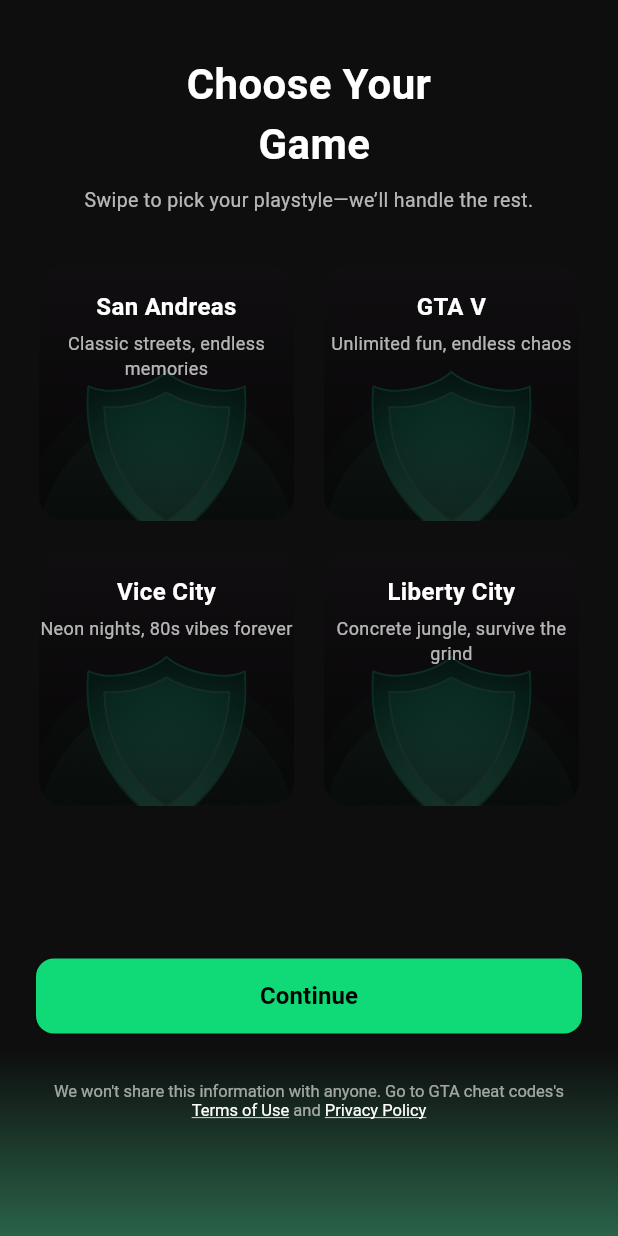
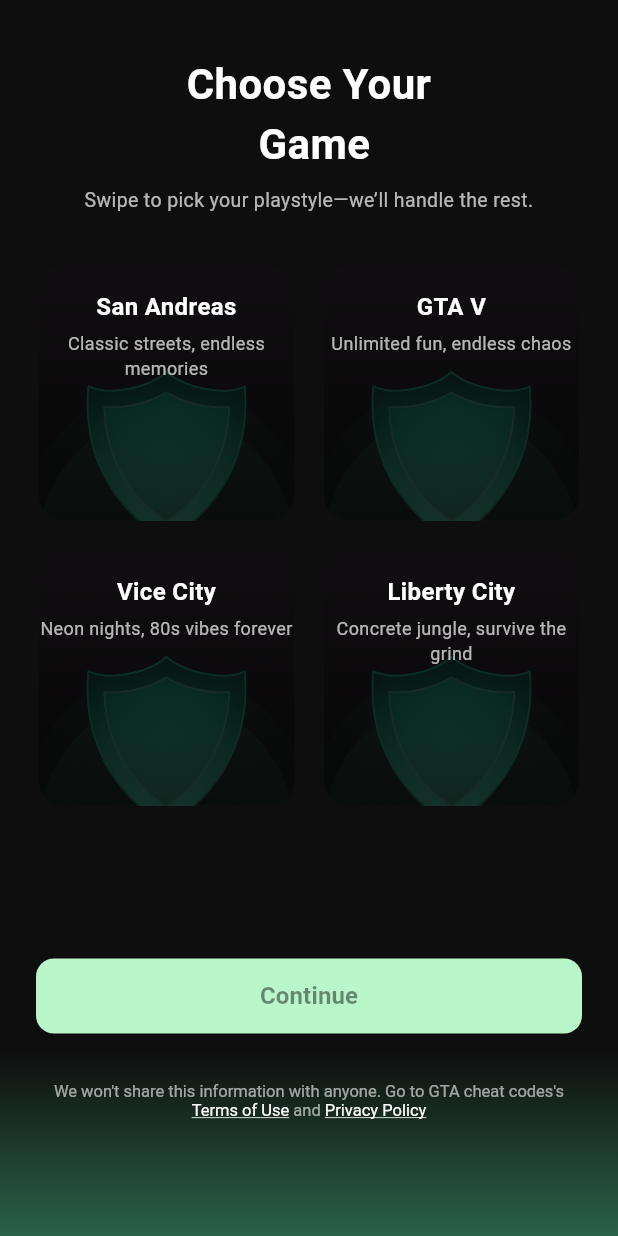
Before and after one commit to arleven/gta-all-in-one-cheats, a Flutter app: the ChooseAdventureScreen screen opened directly, on a phone screen of 412 x 824 dp. Run offline on Flutter 3.47's test engine with Material 3 defaults, Android fonts, the phone set to English and light mode, and no system bars; our stand-ins replace connectivity_plus, firebase_analytics, firebase_core, firebase_crashlytics, flutter_native_timezone, flutter_tts and 6 more; missing offline and left inert: amplitude_flutter, appsflyer_sdk, country_codes, flutter_email_sender, flutter_jailbreak_detection, plist_parser and 2 more; accounts and stored records are empty; network calls fail; statements that could not run were skipped.

Commit message:
disable buttons if user selects nothing in all onboarding screens

```diff
--- a/lib/Presentation/Onboardings/adventure_screen.dart
+++ b/lib/Presentation/Onboardings/adventure_screen.dart
@@ -200,7 +200,9 @@ class _ChooseAdventureScreenState extends State<ChooseAdventureScreen> {
                         width: double.infinity,
                         height: 50,
                         child: ElevatedButton(
-                          onPressed: () async {
+                          onPressed: _selectedIndexes.isEmpty
+                              ? null
+                              : () async {
                                   if (_selectedIndexes.isEmpty) {
                                     ScaffoldMessenger.of(context).showSnackBar(
                                       const SnackBar(
@@ -214,7 +216,8 @@ class _ChooseAdventureScreenState extends State<ChooseAdventureScreen> {
 
                                   final selectedGames = _selectedIndexes
                                       .map((index) {
-                                  final gameTitle = _games[index]['title']!;
+                                        final gameTitle =
+                                            _games[index]['title']!;
                                         switch (gameTitle) {
                                           case 'GTA V':
                                             return 'gtav';
@@ -231,7 +234,8 @@ class _ChooseAdventureScreenState extends State<ChooseAdventureScreen> {
                                       .where((key) => key.isNotEmpty)
                                       .toList();
 
-                            final prefs = await SharedPreferences.getInstance();
+                                  final prefs =
+                                      await SharedPreferences.getInstance();
                                   await prefs.setStringList(
                                     'selectedGames',
                                     selectedGames,
@@ -245,8 +249,13 @@ class _ChooseAdventureScreenState extends State<ChooseAdventureScreen> {
                                 },
 
                           style: ElevatedButton.styleFrom(
-                            backgroundColor: AppColors.primaryButton,
+                            backgroundColor: _selectedIndexes.isEmpty
+                                ? Colors.greenAccent.shade100
+                                : AppColors.primaryButton,
                             foregroundColor: Colors.black,
+                            disabledBackgroundColor:
+                                Colors.greenAccent.shade100,
+                            disabledForegroundColor: Colors.black45,
                             shape: RoundedRectangleBorder(
                               borderRadius: BorderRadius.circular(12),
                             ),
```
Also changed, not shown: lib/Presentation/Onboardings/select_category.dart (+14 -6 lines). Lines whose indentation alone changed are shown as unchanged.
